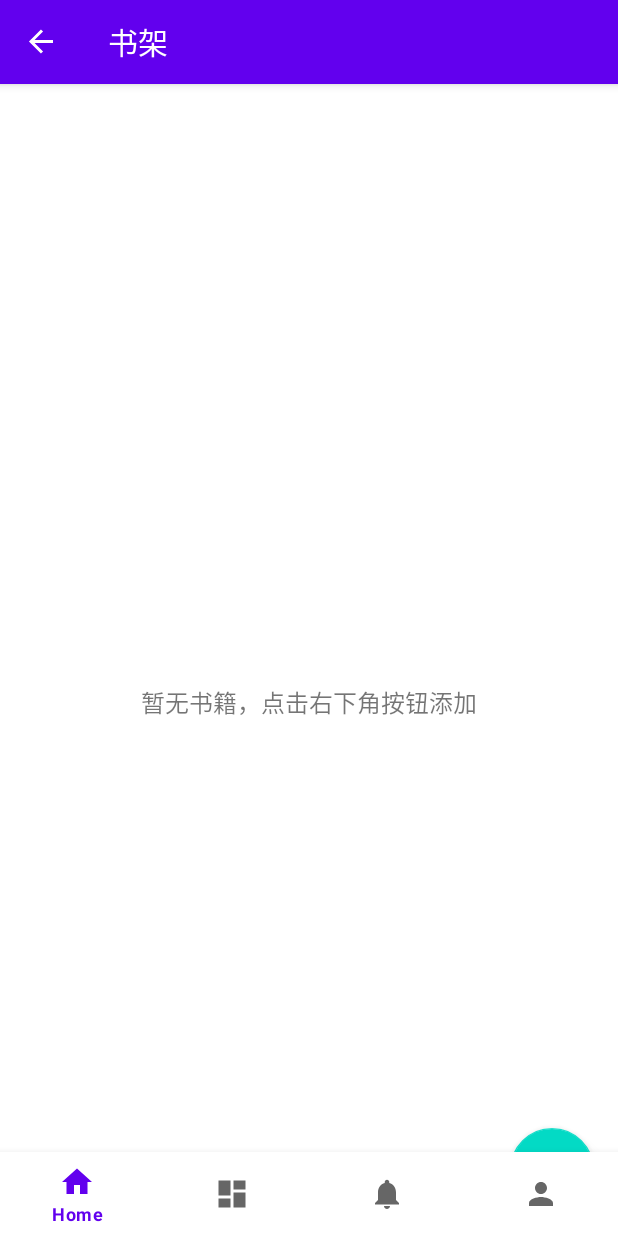
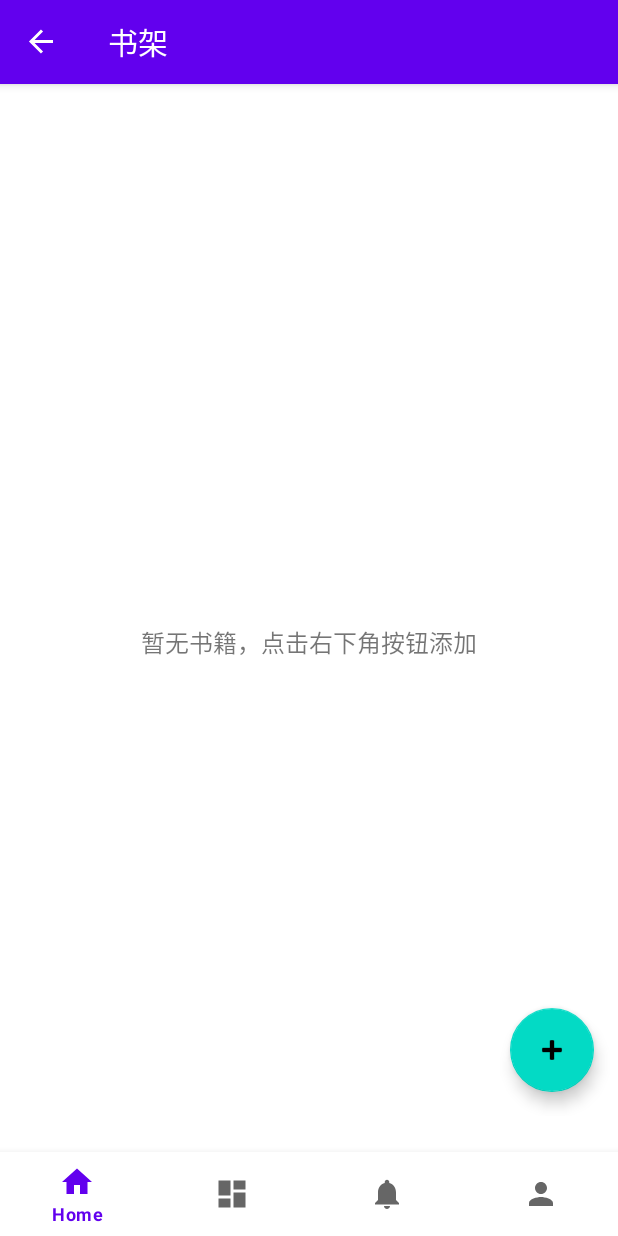
Before and after one commit to tonygyf/onlineTeach, an Android app: the BookshelfFragment screen opened through its navigation route, on a phone screen of 412 x 824 dp. Run offline under Robolectric (Android 15) with nearby library versions, the phone set to English and light mode, and no system bars; our stand-ins replace navigation-ui.

Commit message:
设置padding，让fab远离bottomnavigationview的高度

```diff
--- a/app/src/main/res/layout/fragment_bookshelf.xml
+++ b/app/src/main/res/layout/fragment_bookshelf.xml
@@ -4,8 +4,10 @@
     xmlns:tools="http://schemas.android.com/tools"
     android:layout_width="match_parent"
     android:layout_height="match_parent"
-    tools:context=".ui.bookshelf.BookshelfFragment">
-
+    tools:context=".ui.bookshelf.BookshelfFragment"
+    android:paddingBottom="80dp"
+    android:fitsSystemWindows="true">
+<!--Fragment 的根布局设置底部 padding，避开 BottomNavigationView 的高度。-->
     <androidx.recyclerview.widget.RecyclerView
         android:id="@+id/recyclerViewBooks"
         android:layout_width="match_parent"
```
